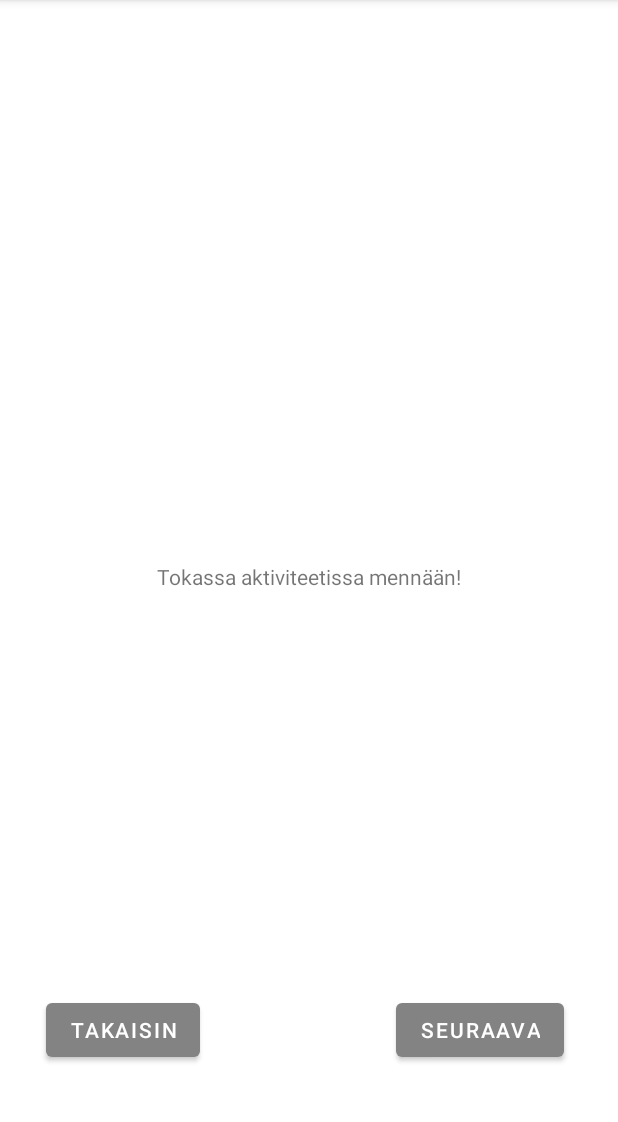
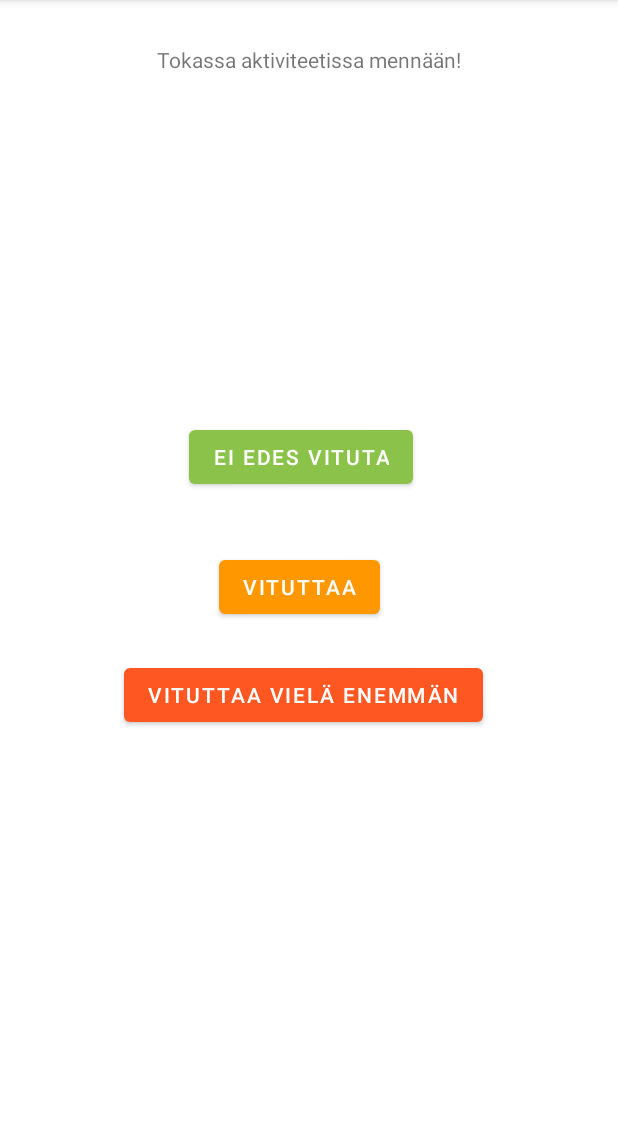
Before and after one commit to janne02/Mindfulness-Android-sovellus, an Android app: the TokaAktiviteetti screen opened directly, with no data from a screen before it, on a phone screen of 412 x 824 dp, the part 84-1206 px from its top. Run offline under Robolectric (Android 15) with nearby library versions, the phone set to English and light mode, and no system bars.

Commit message:
päivitystä

```diff
--- a/app/build.gradle
+++ b/app/build.gradle
@@ -33,6 +33,7 @@ dependencies {
     implementation 'androidx.appcompat:appcompat:1.2.0'
     implementation 'com.google.android.material:material:1.3.0'
     implementation 'androidx.constraintlayout:constraintlayout:2.0.4'
+    implementation 'androidx.preference:preference:1.1.1'
     testImplementation 'junit:junit:4.+'
     androidTestImplementation 'androidx.test.ext:junit:1.1.2'
     androidTestImplementation 'androidx.test.espresso:espresso-core:3.3.0'
--- a/app/src/main/java/com/example/projekti/KolmasAktiviteetti.java
+++ b/app/src/main/java/com/example/projekti/KolmasAktiviteetti.java
@@ -50,7 +50,7 @@ public class KolmasAktiviteetti extends AppCompatActivity implements AdapterView
             Intent paavalikko = new Intent(KolmasAktiviteetti.this, MainActivity.class);
             startActivity(paavalikko);
         } else if(text.equals("Sulje sovellus")) {
-
+            this.finishAffinity();
         }
     }
     @Override
--- a/app/src/main/java/com/example/projekti/NeljasAktiviteetti.java
+++ b/app/src/main/java/com/example/projekti/NeljasAktiviteetti.java
@@ -48,7 +48,7 @@ public class NeljasAktiviteetti extends AppCompatActivity implements AdapterView
             Intent paavalikko = new Intent(NeljasAktiviteetti.this, MainActivity.class);
             startActivity(paavalikko);
         } else if(text.equals("Sulje sovellus")) {
-
+            this.finishAffinity();
         }
     }
     @Override
--- a/app/src/main/java/com/example/projekti/ViimeinenAktiviteetti.java
+++ b/app/src/main/java/com/example/projekti/ViimeinenAktiviteetti.java
@@ -48,7 +48,7 @@ public class ViimeinenAktiviteetti extends AppCompatActivity implements AdapterV
             Intent paavalikko = new Intent(ViimeinenAktiviteetti.this, MainActivity.class);
             startActivity(paavalikko);
         } else if(text.equals("Sulje sovellus")) {
-
+            this.finishAffinity();
         }
     }
     @Override
--- a/app/src/main/res/layout/activity_toka_aktiviteetti.xml
+++ b/app/src/main/res/layout/activity_toka_aktiviteetti.xml
@@ -14,36 +14,51 @@
         app:layout_constraintBottom_toBottomOf="parent"
         app:layout_constraintLeft_toLeftOf="parent"
         app:layout_constraintRight_toRightOf="parent"
-        app:layout_constraintTop_toTopOf="parent" />
+        app:layout_constraintTop_toTopOf="parent"
+        app:layout_constraintVertical_bias="0.04000002" />
 
+    <Button
+        android:id="@+id/buttonyes2"
+        android:layout_width="wrap_content"
+        android:layout_height="wrap_content"
+        android:text="Ei edes vituta"
+        app:backgroundTint="#8BC34A"
+        app:layout_constraintBottom_toBottomOf="parent"
+        app:layout_constraintEnd_toEndOf="parent"
+        app:layout_constraintHorizontal_bias="0.48"
+        app:layout_constraintStart_toStartOf="parent"
+        app:layout_constraintTop_toTopOf="parent"
+        app:layout_constraintVertical_bias="0.39" />
 
     <Button
         android:id="@+id/buttoDAn2"
         android:layout_width="wrap_content"
         android:layout_height="wrap_content"
         android:onClick="seuraavaButton"
-        android:text="seuraava"
-        app:backgroundTint="#838383"
+        android:text="Vituttaa vielä enemmän"
+        app:backgroundTint="#FF5722"
         app:layout_constraintBottom_toBottomOf="parent"
         app:layout_constraintEnd_toEndOf="parent"
-        app:layout_constraintHorizontal_bias="0.88"
+        app:layout_constraintHorizontal_bias="0.48"
         app:layout_constraintStart_toStartOf="parent"
         app:layout_constraintTop_toTopOf="parent"
-        app:layout_constraintVertical_bias="0.92" />
+        app:layout_constraintVertical_bias="0.61"
+        app:rippleColor="#838383" />
 
     <Button
         android:id="@+id/takas2"
         android:layout_width="wrap_content"
         android:layout_height="wrap_content"
         android:onClick="returnButton"
-        android:text="Takaisin"
-        app:backgroundTint="#838383"
+        android:text="Vituttaa"
+        app:backgroundTint="#FF9800"
         app:layout_constraintBottom_toBottomOf="parent"
         app:layout_constraintEnd_toEndOf="parent"
-        app:layout_constraintHorizontal_bias="0.1"
+        app:layout_constraintHorizontal_bias="0.48"
         app:layout_constraintStart_toStartOf="parent"
         app:layout_constraintTop_toTopOf="parent"
-        app:layout_constraintVertical_bias="0.92" />
+        app:layout_constraintVertical_bias="0.51"
+        app:rippleColor="#838383" />
 
 
 
```
Also changed, not shown: app/src/main/AndroidManifest.xml (+7 -1 lines), app/src/main/java/com/example/projekti/MainActivity.java (+66 -21 lines), app/src/main/java/com/example/projekti/TokaAktiviteetti.java (+9 -7 lines), app/src/main/res/layout/activity_main.xml (+15 -4 lines), app/src/main/res/values/strings.xml (+19 -0 lines).
